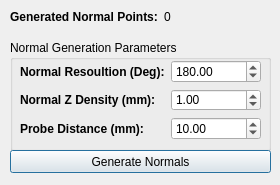
blakeh01/ESD_Robot, file Src/gui/ui_files/dialog_normal_generator.ui: the form before one commit.
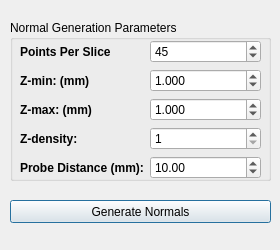
The form after the commit.

Diff of the .ui file:
```diff
--- a/Src/gui/ui_files/dialog_normal_generator.ui
+++ b/Src/gui/ui_files/dialog_normal_generator.ui
@@ -7,63 +7,31 @@
                 <x>0</x>
                 <y>0</y>
                 <width>280</width>
-                <height>185</height>
+    <height>250</height>
             </rect>
         </property>
         <property name="minimumSize">
             <size>
                 <width>280</width>
-                <height>185</height>
+    <height>250</height>
             </size>
         </property>
         <property name="maximumSize">
             <size>
                 <width>280</width>
-                <height>185</height>
+    <height>250</height>
             </size>
         </property>
         <property name="windowTitle">
             <string>Normal Generator</string>
         </property>
-        <widget class="QWidget" name="formLayoutWidget_2">
-            <property name="geometry">
-                <rect>
-                    <x>10</x>
-                    <y>10</y>
-                    <width>241</width>
-                    <height>21</height>
-                </rect>
-            </property>
-            <layout class="QFormLayout" name="formLayout_2">
-                <item row="0" column="0">
-                    <widget class="QLabel" name="lbl_info_probe_points">
-                        <property name="font">
-                            <font>
-                                <weight>75</weight>
-                                <bold>true</bold>
-                            </font>
-                        </property>
-                        <property name="text">
-                            <string>Generated Normal Points:</string>
-                        </property>
-                    </widget>
-                </item>
-                <item row="0" column="1">
-                    <widget class="QLabel" name="lbl_probe_points">
-                        <property name="text">
-                            <string>0</string>
-                        </property>
-                    </widget>
-                </item>
-            </layout>
-        </widget>
         <widget class="QGroupBox" name="grp_parameters">
             <property name="geometry">
                 <rect>
                     <x>10</x>
-                    <y>40</y>
+     <y>20</y>
                     <width>261</width>
-                    <height>111</height>
+     <height>161</height>
                 </rect>
             </property>
             <property name="title">
@@ -75,7 +43,7 @@
                         <x>10</x>
                         <y>20</y>
                         <width>241</width>
-                        <height>80</height>
+      <height>145</height>
                     </rect>
                 </property>
                 <layout class="QFormLayout" name="formLayout">
@@ -88,60 +56,133 @@
                                 </font>
                             </property>
                             <property name="text">
-                                <string>Normal Resoultion (Deg):</string>
-                            </property>
-                        </widget>
-                    </item>
-                    <item row="1" column="0">
-                        <widget class="QLabel" name="lbl_info_scan_z">
-                            <property name="font">
-                                <font>
-                                    <weight>75</weight>
-                                    <bold>true</bold>
-                                </font>
-                            </property>
-                            <property name="text">
-                                <string>Normal Z Density (mm):</string>
-                            </property>
-                        </widget>
-                    </item>
-                    <item row="2" column="0">
-                        <widget class="QLabel" name="lbl_info_probe_distance">
-                            <property name="font">
-                                <font>
-                                    <weight>75</weight>
-                                    <bold>true</bold>
-                                </font>
-                            </property>
-                            <property name="text">
-                                <string>Probe Distance (mm):</string>
+        <string>Points Per Slice</string>
                             </property>
                         </widget>
                     </item>
                     <item row="0" column="1">
                         <widget class="QDoubleSpinBox" name="sbox_scan_resolution">
+       <property name="decimals">
+        <number>0</number>
+       </property>
                             <property name="maximum">
                                 <double>720.000000000000000</double>
                             </property>
                             <property name="value">
-                                <double>180.000000000000000</double>
+        <double>45.000000000000000</double>
+       </property>
+      </widget>
+     </item>
+     <item row="1" column="0">
+      <widget class="QLabel" name="lbl_info_scan_z">
+       <property name="font">
+        <font>
+         <weight>75</weight>
+         <bold>true</bold>
+        </font>
+       </property>
+       <property name="text">
+        <string>Z-min: (mm)</string>
                             </property>
                         </widget>
                     </item>
                     <item row="1" column="1">
                         <widget class="QDoubleSpinBox" name="sbox_scan_z">
+       <property name="decimals">
+        <number>3</number>
+       </property>
+       <property name="maximum">
+        <double>9999.000000000000000</double>
+       </property>
+       <property name="singleStep">
+        <double>0.100000000000000</double>
+       </property>
                             <property name="value">
                                 <double>1.000000000000000</double>
                             </property>
                         </widget>
                     </item>
+     <item row="2" column="0">
+      <widget class="QLabel" name="lbl_info_scan_z_3">
+       <property name="font">
+        <font>
+         <weight>75</weight>
+         <bold>true</bold>
+        </font>
+       </property>
+       <property name="text">
+        <string>Z-max: (mm)</string>
+       </property>
+      </widget>
+     </item>
                     <item row="2" column="1">
+      <widget class="QDoubleSpinBox" name="sbox_scan_z_3">
+       <property name="decimals">
+        <number>3</number>
+       </property>
+       <property name="maximum">
+        <double>9999.000000000000000</double>
+       </property>
+       <property name="singleStep">
+        <double>0.100000000000000</double>
+       </property>
+       <property name="value">
+        <double>1.000000000000000</double>
+       </property>
+      </widget>
+     </item>
+     <item row="4" column="1">
                         <widget class="QDoubleSpinBox" name="sbox_probe_distance">
+       <property name="minimum">
+        <double>2.500000000000000</double>
+       </property>
+       <property name="singleStep">
+        <double>0.100000000000000</double>
+       </property>
                             <property name="value">
                                 <double>10.000000000000000</double>
                             </property>
                         </widget>
                     </item>
+     <item row="4" column="0">
+      <widget class="QLabel" name="lbl_info_probe_distance">
+       <property name="font">
+        <font>
+         <weight>75</weight>
+         <bold>true</bold>
+        </font>
+       </property>
+       <property name="text">
+        <string>Probe Distance (mm):</string>
+       </property>
+      </widget>
+     </item>
+     <item row="3" column="0">
+      <widget class="QLabel" name="lbl_z_density">
+       <property name="font">
+        <font>
+         <weight>75</weight>
+         <bold>true</bold>
+        </font>
+       </property>
+       <property name="text">
+        <string>Z-density:</string>
+       </property>
+      </widget>
+     </item>
+     <item row="3" column="1">
+      <widget class="QDoubleSpinBox" name="sbox_scan_z_4">
+       <property name="decimals">
+        <number>0</number>
+       </property>
+       <property name="minimum">
+        <double>1.000000000000000</double>
+       </property>
+       <property name="value">
+        <double>1.000000000000000</double>
+       </property>
+      </widget>
+     </item>
                 </layout>
             </widget>
         </widget>
@@ -149,7 +190,7 @@
             <property name="geometry">
                 <rect>
                     <x>10</x>
-                    <y>150</y>
+     <y>200</y>
                     <width>261</width>
                     <height>23</height>
                 </rect>
```
Lines whose indentation alone changed are shown as unchanged.
